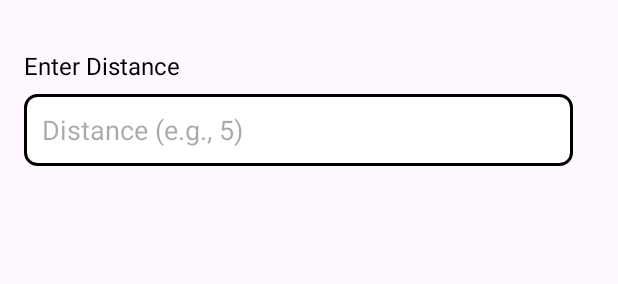
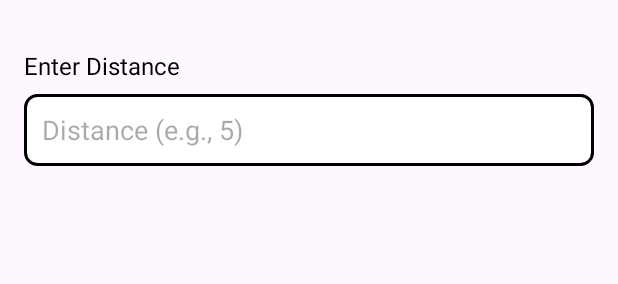
Before and after one commit to Satwik934/CSCB07-Planetze-86, an Android app: the layout activity_cycling_or_walking_logging.xml on its own in the app's theme, with its tools: preview values and no code run, on a phone screen of 412 x 824 dp. Shown: the part 226-510 px from the top of the screen. Run offline under Robolectric (Android 15) with nearby library versions, the phone set to English and light mode, and no system bars.

Commit message:
update: adaptive EditText width

```diff
--- a/app/src/main/res/layout/activity_cycling_or_walking_logging.xml
+++ b/app/src/main/res/layout/activity_cycling_or_walking_logging.xml
@@ -77,7 +77,7 @@
 
     <EditText
         android:id="@+id/et_distance"
-        android:layout_width="366dp"
+        android:layout_width="0dp"
         android:layout_height="48dp"
         android:layout_marginTop="8dp"
         android:background="@drawable/black_border_background"
@@ -86,8 +86,8 @@
         android:padding="12dp"
         android:textColor="@android:color/black"
         app:layout_constraintStart_toStartOf="parent"
+        app:layout_constraintEnd_toEndOf="parent"
         app:layout_constraintTop_toBottomOf="@id/tv_distance_label" />
-
     <!-- Unit Selection -->
 
     <!-- Save Button -->
```
